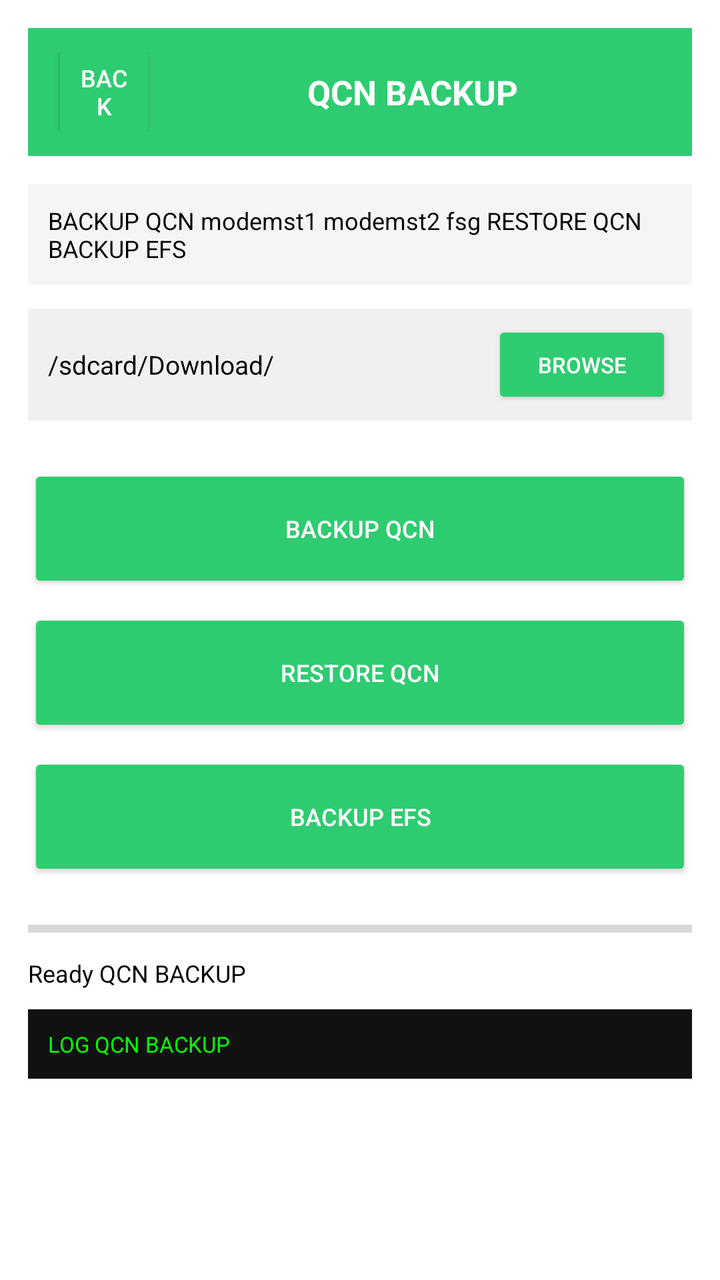
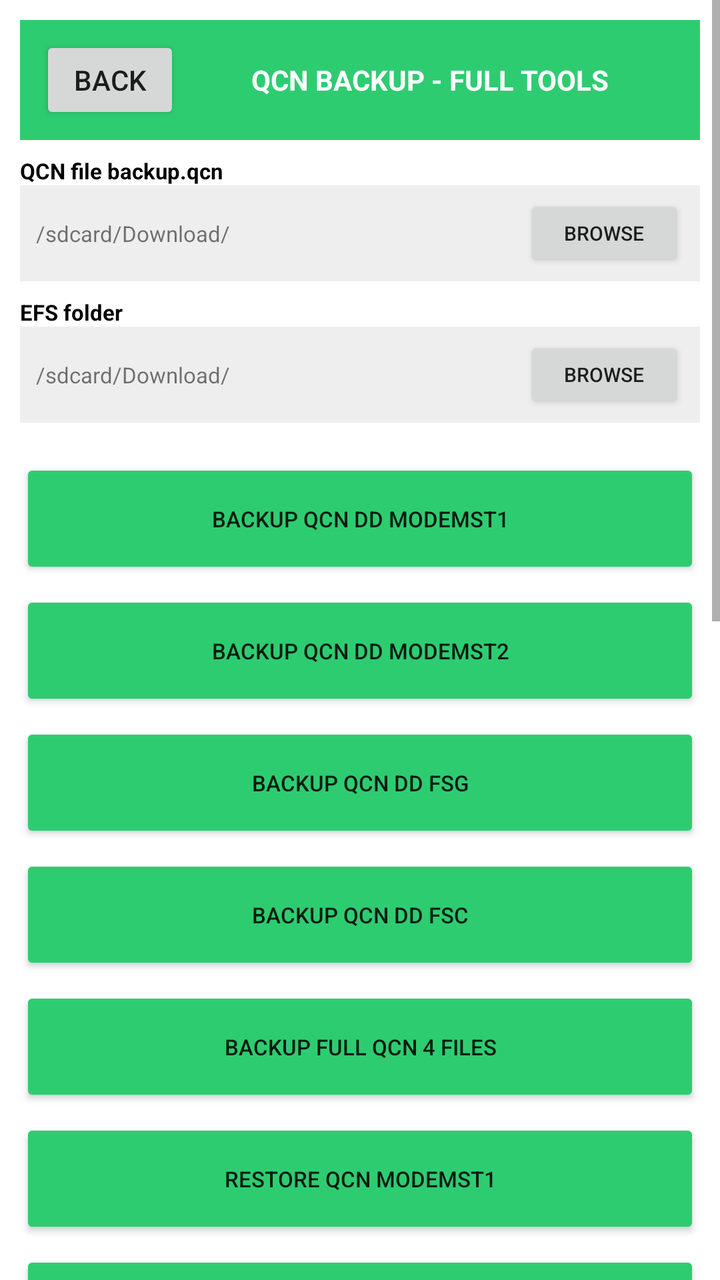

An Android layout rendered at two revisions. The XML below is the earlier revision; the diff shows what the commit changed to produce the second picture.
<!-- AndroidManifest.xml: application theme Theme.OTGFlasher -->
<!-- res/layout/activity_qcn.xml -->
<?xml version="1.0" encoding="utf-8"?>
<ScrollView xmlns:android="http://schemas.android.com/apk/res/android" android:layout_width="match_parent" android:layout_height="match_parent" android:background="#FFFFFF"><LinearLayout android:orientation="vertical" android:layout_width="match_parent" android:layout_height="wrap_content" android:padding="14dp"><LinearLayout android:orientation="horizontal" android:layout_width="match_parent" android:layout_height="64dp" android:background="#2ECC71" android:gravity="center_vertical" android:padding="12dp"><Button android:id="@+id/btnBack" android:layout_width="52dp" android:layout_height="52dp" android:text="BACK" android:textColor="#FFFFFF" android:backgroundTint="#2ECC71" android:textSize="12sp"/><TextView android:layout_width="0dp" android:layout_weight="1" android:layout_height="wrap_content" android:text="QCN BACKUP" android:textSize="17sp" android:textStyle="bold" android:textColor="#FFFFFF" android:gravity="center"/></LinearLayout><TextView android:layout_width="match_parent" android:layout_height="wrap_content" android:text="BACKUP QCN modemst1 modemst2 fsg RESTORE QCN BACKUP EFS" android:textSize="12sp" android:textColor="#000000" android:layout_marginTop="14dp" android:background="#F5F5F5" android:padding="10dp"/><LinearLayout android:orientation="horizontal" android:layout_width="match_parent" android:layout_height="56dp" android:background="#F0F0F0" android:gravity="center_vertical" android:padding="10dp" android:layout_marginTop="12dp"><TextView android:id="@+id/txtFile" android:layout_width="0dp" android:layout_weight="1" android:layout_height="wrap_content" android:text="/sdcard/Download/" android:textSize="13sp" android:textColor="#000000"/><Button android:id="@+id/btnBrowse" android:layout_width="90dp" android:layout_height="44dp" android:text="BROWSE" android:textColor="#FFFFFF" android:backgroundTint="#2ECC71" android:textSize="11sp"/></LinearLayout><LinearLayout android:orientation="vertical" android:layout_width="match_parent" android:layout_height="wrap_content" android:layout_marginTop="14dp"><Button android:id="@+id/btn0" android:layout_width="match_parent" android:layout_height="64dp" android:text="BACKUP QCN" android:textColor="#FFFFFF" android:backgroundTint="#2ECC71" android:textSize="12sp" android:layout_marginTop="8dp"/><Button android:id="@+id/btn1" android:layout_width="match_parent" android:layout_height="64dp" android:text="RESTORE QCN" android:textColor="#FFFFFF" android:backgroundTint="#2ECC71" android:textSize="12sp" android:layout_marginTop="8dp"/><Button android:id="@+id/btn2" android:layout_width="match_parent" android:layout_height="64dp" android:text="BACKUP EFS" android:textColor="#FFFFFF" android:backgroundTint="#2ECC71" android:textSize="12sp" android:layout_marginTop="8dp"/></LinearLayout><ProgressBar android:id="@+id/progressBar" style="?android:attr/progressBarStyleHorizontal" android:layout_width="match_parent" android:layout_height="16dp" android:max="100" android:progress="0" android:progressTint="#2ECC71" android:layout_marginTop="16dp"/><TextView android:id="@+id/txtDetail" android:layout_width="match_parent" android:layout_height="wrap_content" android:text="Ready QCN BACKUP" android:textSize="12sp" android:textColor="#000000" android:layout_marginTop="6dp"/><TextView android:id="@+id/logView" android:layout_width="match_parent" android:layout_height="wrap_content" android:background="#111111" android:textColor="#00FF00" android:textSize="11sp" android:padding="10dp" android:layout_marginTop="10dp" android:text="LOG QCN BACKUP"/></LinearLayout></ScrollView>
<!-- resources referenced by this layout -->
<resources>
  <style name="Theme.OTGFlasher" parent="android:Theme.Material.Light.NoActionBar" />
</resources>

<!-- the commit's change to res/layout/activity_qcn.xml (unified diff, before → after) -->
@@ -1,2 +1,27 @@
 <?xml version="1.0" encoding="utf-8"?>
-<ScrollView xmlns:android="http://schemas.android.com/apk/res/android" android:layout_width="match_parent" android:layout_height="match_parent" android:background="#FFFFFF"><LinearLayout android:orientation="vertical" android:layout_width="match_parent" android:layout_height="wrap_content" android:padding="14dp"><LinearLayout android:orientation="horizontal" android:layout_width="match_parent" android:layout_height="64dp" android:background="#2ECC71" android:gravity="center_vertical" android:padding="12dp"><Button android:id="@+id/btnBack" android:layout_width="52dp" android:layout_height="52dp" android:text="BACK" android:textColor="#FFFFFF" android:backgroundTint="#2ECC71" android:textSize="12sp"/><TextView android:layout_width="0dp" android:layout_weight="1" android:layout_height="wrap_content" android:text="QCN BACKUP" android:textSize="17sp" android:textStyle="bold" android:textColor="#FFFFFF" android:gravity="center"/></LinearLayout><TextView android:layout_width="match_parent" android:layout_height="wrap_content" android:text="BACKUP QCN modemst1 modemst2 fsg RESTORE QCN BACKUP EFS" android:textSize="12sp" android:textColor="#000000" android:layout_marginTop="14dp" android:background="#F5F5F5" android:padding="10dp"/><LinearLayout android:orientation="horizontal" android:layout_width="match_parent" android:layout_height="56dp" android:background="#F0F0F0" android:gravity="center_vertical" android:padding="10dp" android:layout_marginTop="12dp"><TextView android:id="@+id/txtFile" android:layout_width="0dp" android:layout_weight="1" android:layout_height="wrap_content" android:text="/sdcard/Download/" android:textSize="13sp" android:textColor="#000000"/><Button android:id="@+id/btnBrowse" android:layout_width="90dp" android:layout_height="44dp" android:text="BROWSE" android:textColor="#FFFFFF" android:backgroundTint="#2ECC71" android:textSize="11sp"/></LinearLayout><LinearLayout android:orientation="vertical" android:layout_width="match_parent" android:layout_height="wrap_content" android:layout_marginTop="14dp"><Button android:id="@+id/btn0" android:layout_width="match_parent" android:layout_height="64dp" android:text="BACKUP QCN" android:textColor="#FFFFFF" android:backgroundTint="#2ECC71" android:textSize="12sp" android:layout_marginTop="8dp"/><Button android:id="@+id/btn1" android:layout_width="match_parent" android:layout_height="64dp" android:text="RESTORE QCN" android:textColor="#FFFFFF" android:backgroundTint="#2ECC71" android:textSize="12sp" android:layout_marginTop="8dp"/><Button android:id="@+id/btn2" android:layout_width="match_parent" android:layout_height="64dp" android:text="BACKUP EFS" android:textColor="#FFFFFF" android:backgroundTint="#2ECC71" android:textSize="12sp" android:layout_marginTop="8dp"/></LinearLayout><ProgressBar android:id="@+id/progressBar" style="?android:attr/progressBarStyleHorizontal" android:layout_width="match_parent" android:layout_height="16dp" android:max="100" android:progress="0" android:progressTint="#2ECC71" android:layout_marginTop="16dp"/><TextView android:id="@+id/txtDetail" android:layout_width="match_parent" android:layout_height="wrap_content" android:text="Ready QCN BACKUP" android:textSize="12sp" android:textColor="#000000" android:layout_marginTop="6dp"/><TextView android:id="@+id/logView" android:layout_width="match_parent" android:layout_height="wrap_content" android:background="#111111" android:textColor="#00FF00" android:textSize="11sp" android:padding="10dp" android:layout_marginTop="10dp" android:text="LOG QCN BACKUP"/></LinearLayout></ScrollView>
+<ScrollView xmlns:android="http://schemas.android.com/apk/res/android" android:layout_width="match_parent" android:layout_height="match_parent" android:background="#FFFFFF">
+<LinearLayout android:orientation="vertical" android:layout_width="match_parent" android:layout_height="wrap_content" android:padding="10dp">
+<LinearLayout android:orientation="horizontal" android:layout_width="match_parent" android:layout_height="60dp" android:background="#2ECC71" android:gravity="center_vertical" android:padding="10dp"><Button android:id="@+id/btnBack" android:text="BACK" android:layout_width="70dp" android:layout_height="44dp"/><TextView android:text="QCN BACKUP - FULL TOOLS" android:textSize="14sp" android:textStyle="bold" android:textColor="#FFFFFF" android:layout_width="0dp" android:layout_weight="1" android:layout_height="wrap_content" android:gravity="center"/></LinearLayout>
+<TextView android:text="QCN file backup.qcn" android:textSize="11sp" android:textColor="#000000" android:layout_width="match_parent" android:layout_height="wrap_content" android:layout_marginTop="8dp" android:textStyle="bold"/>
+<LinearLayout android:orientation="horizontal" android:layout_width="match_parent" android:layout_height="48dp" android:background="#EEEEEE" android:gravity="center_vertical" android:padding="8dp"><TextView android:id="@+id/txt_QCN_file_backup.qcn" android:text="/sdcard/Download/" android:textSize="11sp" android:layout_width="0dp" android:layout_weight="1" android:layout_height="wrap_content"/><Button android:id="@+id/btn_QCN_file_backup.qcn" android:text="BROWSE" android:layout_width="80dp" android:layout_height="38dp" android:textSize="10sp"/></LinearLayout>
+<TextView android:text="EFS folder" android:textSize="11sp" android:textColor="#000000" android:layout_width="match_parent" android:layout_height="wrap_content" android:layout_marginTop="8dp" android:textStyle="bold"/>
+<LinearLayout android:orientation="horizontal" android:layout_width="match_parent" android:layout_height="48dp" android:background="#EEEEEE" android:gravity="center_vertical" android:padding="8dp"><TextView android:id="@+id/txt_EFS_folder" android:text="/sdcard/Download/" android:textSize="11sp" android:layout_width="0dp" android:layout_weight="1" android:layout_height="wrap_content"/><Button android:id="@+id/btn_EFS_folder" android:text="BROWSE" android:layout_width="80dp" android:layout_height="38dp" android:textSize="10sp"/></LinearLayout>
+
+<LinearLayout android:orientation="vertical" android:layout_width="match_parent" android:layout_height="wrap_content" android:layout_marginTop="12dp">
+<Button android:id="@+id/btn_BACKUP_QCN_dd_modemst1" android:text="BACKUP QCN dd modemst1" android:layout_width="match_parent" android:layout_height="60dp" android:textSize="11sp" android:layout_marginTop="6dp" android:backgroundTint="#2ECC71"/>
+<Button android:id="@+id/btn_BACKUP_QCN_dd_modemst2" android:text="BACKUP QCN dd modemst2" android:layout_width="match_parent" android:layout_height="60dp" android:textSize="11sp" android:layout_marginTop="6dp" android:backgroundTint="#2ECC71"/>
+<Button android:id="@+id/btn_BACKUP_QCN_dd_fsg" android:text="BACKUP QCN dd fsg" android:layout_width="match_parent" android:layout_height="60dp" android:textSize="11sp" android:layout_marginTop="6dp" android:backgroundTint="#2ECC71"/>
+<Button android:id="@+id/btn_BACKUP_QCN_dd_fsc" android:text="BACKUP QCN dd fsc" android:layout_width="match_parent" android:layout_height="60dp" android:textSize="11sp" android:layout_marginTop="6dp" android:backgroundTint="#2ECC71"/>
+<Button android:id="@+id/btn_BACKUP_FULL_QCN_4_files" android:text="BACKUP FULL QCN 4 files" android:layout_width="match_parent" android:layout_height="60dp" android:textSize="11sp" android:layout_marginTop="6dp" android:backgroundTint="#2ECC71"/>
+<Button android:id="@+id/btn_RESTORE_QCN_modemst1" android:text="RESTORE QCN modemst1" android:layout_width="match_parent" android:layout_height="60dp" android:textSize="11sp" android:layout_marginTop="6dp" android:backgroundTint="#2ECC71"/>
+<Button android:id="@+id/btn_RESTORE_QCN_modemst2" android:text="RESTORE QCN modemst2" android:layout_width="match_parent" android:layout_height="60dp" android:textSize="11sp" android:layout_marginTop="6dp" android:backgroundTint="#2ECC71"/>
+<Button android:id="@+id/btn_RESTORE_QCN_fsg" android:text="RESTORE QCN fsg" android:layout_width="match_parent" android:layout_height="60dp" android:textSize="11sp" android:layout_marginTop="6dp" android:backgroundTint="#2ECC71"/>
+<Button android:id="@+id/btn_BACKUP_EFS" android:text="BACKUP EFS" android:layout_width="match_parent" android:layout_height="60dp" android:textSize="11sp" android:layout_marginTop="6dp" android:backgroundTint="#2ECC71"/>
+<Button android:id="@+id/btn_RESTORE_EFS" android:text="RESTORE EFS" android:layout_width="match_parent" android:layout_height="60dp" android:textSize="11sp" android:layout_marginTop="6dp" android:backgroundTint="#2ECC71"/>
+<Button android:id="@+id/btn_DIAG_enable" android:text="DIAG enable" android:layout_width="match_parent" android:layout_height="60dp" android:textSize="11sp" android:layout_marginTop="6dp" android:backgroundTint="#2ECC71"/>
+
+</LinearLayout>
+<ProgressBar android:id="@+id/progressBar" style="?android:attr/progressBarStyleHorizontal" android:layout_width="match_parent" android:layout_height="18dp" android:max="100" android:layout_marginTop="12dp"/>
+<TextView android:id="@+id/txtDetail" android:text="Ready - Full Tools" android:textSize="11sp" android:layout_width="match_parent" android:layout_height="wrap_content" android:layout_marginTop="6dp"/>
+<TextView android:id="@+id/logView" android:text="LOG QCN BACKUP - FULL" android:textSize="10sp" android:background="#111111" android:textColor="#00FF00" android:padding="8dp" android:layout_width="match_parent" android:layout_height="300dp" android:layout_marginTop="8dp"/>
+</LinearLayout></ScrollView>
